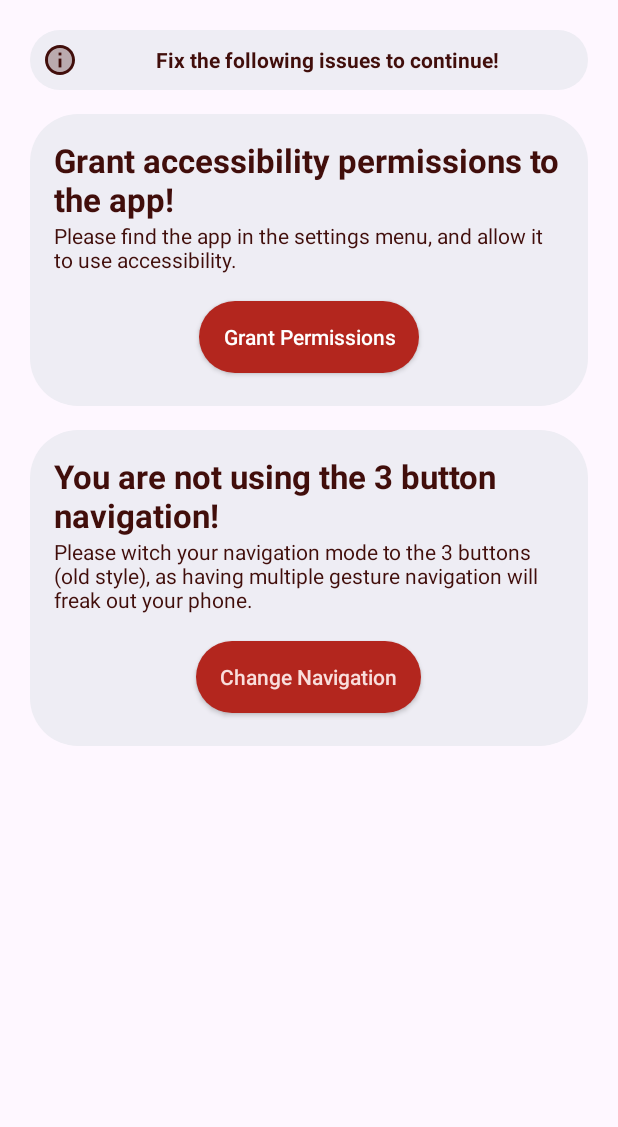
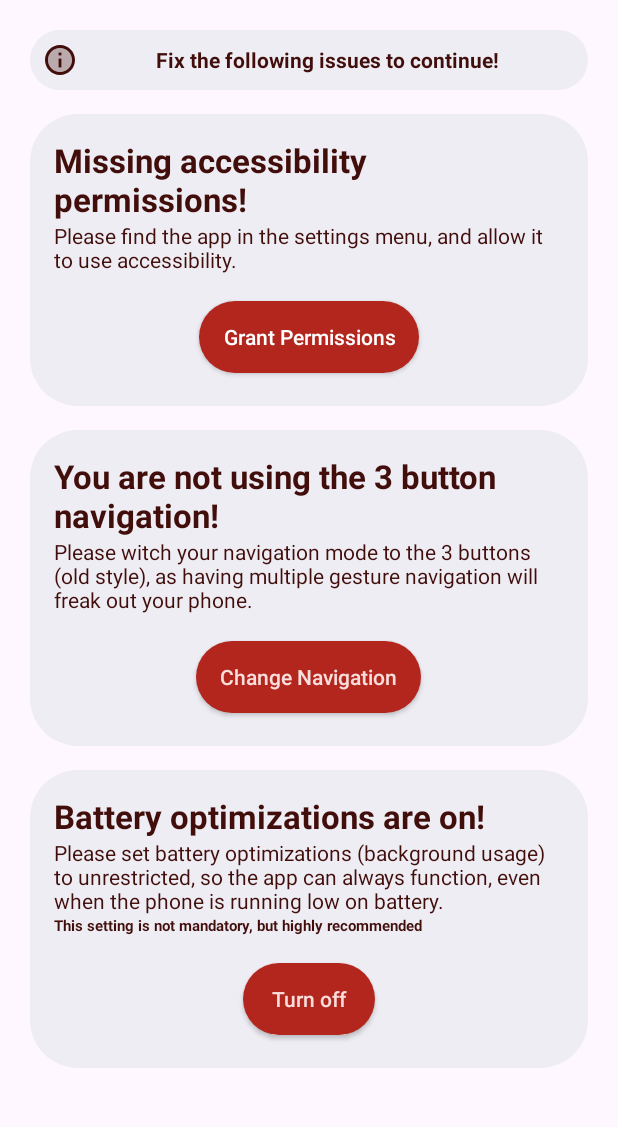
Before and after one commit to domedav/GestureNavigation, an Android app: the screen it shows after launch (MainActivity), on a phone screen of 412 x 824 dp, the part 83-1210 px from its top. Run offline under Robolectric (Android 15) with nearby library versions, the phone set to English and light mode, and no system bars.

Commit message:
Battery optimizations turn off split screen for devices under android 12, and all apps menu if >=

```diff
--- a/app/src/main/AndroidManifest.xml
+++ b/app/src/main/AndroidManifest.xml
@@ -1,7 +1,7 @@
 <?xml version="1.0" encoding="utf-8"?>
 <manifest xmlns:android="http://schemas.android.com/apk/res/android"
     xmlns:tools="http://schemas.android.com/tools" >
-
+    <uses-permission android:name="android.permission.REQUEST_IGNORE_BATTERY_OPTIMIZATIONS" />
     <application
         android:allowBackup="true"
         android:appCategory="accessibility"
--- a/app/src/main/java/com/domedav/gesturenavigationonsteroids/MainActivity.java
+++ b/app/src/main/java/com/domedav/gesturenavigationonsteroids/MainActivity.java
@@ -12,6 +12,9 @@ import androidx.appcompat.view.ContextThemeWrapper;
 import androidx.core.graphics.Insets;
 import androidx.core.view.ViewCompat;
 import androidx.core.view.WindowInsetsCompat;
+
+import com.domedav.gesturenavigationonsteroids.checker.AccessibilityCheckUtils;
+import com.domedav.gesturenavigationonsteroids.checker.BatteryCheckUtils;
 import com.domedav.gesturenavigationonsteroids.service.GestureAccessibilityService;
 import com.google.android.material.color.DynamicColors;
 import com.google.android.material.dialog.MaterialAlertDialogBuilder;
@@ -54,6 +57,12 @@ public class MainActivity extends AppCompatActivity {
 				return;
 			}
 			Intent intent = new Intent(Settings.ACTION_DISPLAY_SETTINGS);
+			intent.addFlags(Intent.FLAG_ACTIVITY_NEW_TASK);
+			getApplicationContext().startActivity(intent);
+		});
+
+		findViewById(R.id.battery_unoptimal_button).setOnClickListener(v -> {
+			Intent intent = new Intent(Settings.ACTION_IGNORE_BATTERY_OPTIMIZATION_SETTINGS);
 			intent.addFlags(Intent.FLAG_ACTIVITY_NEW_TASK);
 			getApplicationContext().startActivity(intent);
 		});
@@ -118,8 +127,12 @@ public class MainActivity extends AppCompatActivity {
 		return AccessibilityCheckUtils.isThreeButtonNavigationEnabled(getApplicationContext());
 	}
 
+	private boolean hasTurnedOffBatteryOptimizations(){
+		return BatteryCheckUtils.isBatteryOptmizationsOff(getApplicationContext());
+	}
+
 	private void checkAbleToProceed(){
-		if(hasEnabledAccessibilityService() && hasEnabledThreeButtonNavigation()){
+		if(hasEnabledAccessibilityService() && hasEnabledThreeButtonNavigation() && hasTurnedOffBatteryOptimizations()){
 			Intent intent = new Intent(getApplicationContext(), GestureAccessibilityService.class);
 			startService(intent);
 		}
@@ -133,6 +146,10 @@ public class MainActivity extends AppCompatActivity {
 		findViewById(R.id.navigation_wrong_popup).setVisibility(!visible ? View.VISIBLE : View.GONE);
 	}
 
+	private void setVisibilityOfBatteryOptimizationPopup(boolean visible) {
+		findViewById(R.id.navigation_batteryopotimize_popup).setVisibility(!visible ? View.VISIBLE : View.GONE);
+	}
+
 	private void setVisibilityOfMainContent(boolean visible){
 		findViewById(R.id.main_issues_popups_notifier).setVisibility(!visible ? View.VISIBLE : View.GONE);
 
@@ -142,6 +159,7 @@ public class MainActivity extends AppCompatActivity {
 	private void setupUI(){
 		setVisibilityOfAccessibilityMissingPopup(hasEnabledAccessibilityService());
 		setVisibilityOfThreeButtonNavigationPopup(hasEnabledThreeButtonNavigation());
+		setVisibilityOfBatteryOptimizationPopup(hasTurnedOffBatteryOptimizations());
 		setVisibilityOfMainContent(hasEnabledAccessibilityService() && hasEnabledThreeButtonNavigation());
 		checkAbleToProceed();
 	}
--- a/app/src/main/java/com/domedav/gesturenavigationonsteroids/AccessibilityCheckUtils.java
+++ b/app/src/main/java/com/domedav/gesturenavigationonsteroids/checker/AccessibilityCheckUtils.java
@@ -1,4 +1,4 @@
-package com.domedav.gesturenavigationonsteroids;
+package com.domedav.gesturenavigationonsteroids.checker;
 import android.accessibilityservice.AccessibilityServiceInfo;
 import android.content.Context;
 import android.provider.Settings;
--- /dev/null
+++ b/app/src/main/java/com/domedav/gesturenavigationonsteroids/checker/BatteryCheckUtils.java
@@ -0,0 +1,14 @@
+package com.domedav.gesturenavigationonsteroids.checker;
+
+import android.content.Context;
+import android.os.PowerManager;
+
+import androidx.annotation.NonNull;
+
+public class BatteryCheckUtils {
+	public static boolean isBatteryOptmizationsOff(@NonNull Context context){
+		PowerManager powerManager = (PowerManager)context.getSystemService(Context.POWER_SERVICE);
+		var packageName = context.getPackageName();
+		return powerManager.isIgnoringBatteryOptimizations(packageName);
+	}
+}
--- a/app/src/main/java/com/domedav/gesturenavigationonsteroids/service/GestureAccessibilityService.java
+++ b/app/src/main/java/com/domedav/gesturenavigationonsteroids/service/GestureAccessibilityService.java
@@ -321,7 +321,7 @@ public class GestureAccessibilityService extends AccessibilityService implements
 			}
 		} else if (pointerExecutionCount == 2) {
 			// two pointer events
-			if(deltaY[1] > 25 && velocityY[1] >= 10){
+			if(deltaY[1] >= 25 && velocityY[1] >= 10){
 				Intent intent = new Intent();
 				intent.setAction("android.media.action.STILL_IMAGE_CAMERA");
 				intent.addFlags(Intent.FLAG_ACTIVITY_NEW_TASK);
@@ -330,8 +330,12 @@ public class GestureAccessibilityService extends AccessibilityService implements
 				} catch (Exception ignored) {
 				}
 			}
-			else if(deltaY[1] < -10 && deltaY[0] > 25){
-				performGlobalAction(GLOBAL_ACTION_ACCESSIBILITY_ALL_APPS);
+			else if(deltaY[1] < -10){
+				if(Build.VERSION.SDK_INT >= Build.VERSION_CODES.S){
+					performGlobalAction(GLOBAL_ACTION_ACCESSIBILITY_ALL_APPS);
+					return;
+				}
+				performGlobalAction(GLOBAL_ACTION_TOGGLE_SPLIT_SCREEN);
 			}
 		}
 	}
--- a/app/src/main/res/layout/activity_main.xml
+++ b/app/src/main/res/layout/activity_main.xml
@@ -203,7 +203,56 @@
 						android:textAllCaps="false"
 						android:textSize="?attr/textSizeSmall"/>
 				</androidx.appcompat.widget.LinearLayoutCompat>
-
+				<androidx.appcompat.widget.LinearLayoutCompat
+					android:id="@+id/navigation_batteryopotimize_popup"
+					android:layout_width="match_parent"
+					android:layout_height="wrap_content"
+					android:orientation="vertical"
+					android:paddingTop="16dp"
+					android:paddingEnd="16dp"
+					android:paddingBottom="16dp"
+					android:paddingStart="16dp"
+					android:layout_marginStart="12dp"
+					android:layout_marginEnd="12dp"
+					android:layout_marginTop="16dp"
+					android:backgroundTint="?attr/colorSurfaceContainer"
+					android:background="@drawable/rounded_container">
+					<androidx.appcompat.widget.AppCompatTextView
+						android:layout_width="wrap_content"
+						android:layout_height="wrap_content"
+						android:textSize="?attr/textSizeMedium"
+						android:text="@string/main_missingperms_battery"
+						android:textColor="?attr/colorOnErrorContainer"
+						android:textStyle="bold"/>
+					<androidx.appcompat.widget.AppCompatTextView
+						android:layout_width="wrap_content"
+						android:layout_height="wrap_content"
+						android:textSize="?attr/textSizeSmall"
+						android:text="@string/main_missingperms_battery_description"
+						android:textColor="?attr/colorOnErrorContainer"/>
+					<androidx.appcompat.widget.AppCompatTextView
+						android:layout_width="wrap_content"
+						android:layout_height="wrap_content"
+						android:textSize="?attr/textSizeHint"
+						android:textStyle="bold"
+						android:text="@string/main_missingperms_not_mandatory_title"
+						android:textColor="?attr/colorOnErrorContainer"/>
+					<androidx.appcompat.widget.AppCompatButton
+						android:id="@+id/battery_unoptimal_button"
+						android:layout_gravity="center"
+						android:layout_marginTop="18dp"
+						android:paddingStart="16dp"
+						android:paddingEnd="16dp"
+						android:layout_marginBottom="6dp"
+						android:layout_width="wrap_content"
+						android:layout_height="wrap_content"
+						android:background="@drawable/button_background"
+						android:backgroundTint="?attr/colorError"
+						android:textColor="?attr/colorErrorContainer"
+						android:text="@string/main_missingperms_battery_button"
+						android:textAllCaps="false"
+						android:textSize="?attr/textSizeSmall"/>
+				</androidx.appcompat.widget.LinearLayoutCompat>
 
 
 
--- a/app/src/main/res/values/attrs.xml
+++ b/app/src/main/res/values/attrs.xml
@@ -7,5 +7,6 @@
 		<attr name="textSizeBig" format="dimension"/>
 		<attr name="textSizeMedium" format="dimension"/>
 		<attr name="textSizeSmall" format="dimension"/>
+		<attr name="textSizeHint" format="dimension"/>
 	</declare-styleable>
 </resources>
--- a/app/src/main/res/values/strings.xml
+++ b/app/src/main/res/values/strings.xml
@@ -20,11 +20,17 @@
 	<string name="main_relaunch_service_positive_button">Proceed</string>
 	<string name="main_relaunch_service_negative_button">Cancel</string>
 
-	<string name="main_missingperms_accessibility">Grant accessibility permissions to the app!</string>
+	<string name="main_missingperms_accessibility">Missing accessibility permissions!</string>
 	<string name="main_missingperms_accessibility_description">Please find the app in the settings menu, and allow it to use accessibility.</string>
 	<string name="main_missingperms_accessibility_button">Grant Permissions</string>
 
 	<string name="main_missingperms_navigation">You are not using the 3 button navigation!</string>
 	<string name="main_missingperms_navigation_description">Please witch your navigation mode to the 3 buttons (old style), as having multiple gesture navigation will freak out your phone.</string>
 	<string name="main_missingperms_navigation_button">Change Navigation</string>
+
+	<string name="main_missingperms_battery">Battery optimizations are on!</string>
+	<string name="main_missingperms_battery_description">Please set battery optimizations (background usage) to unrestricted, so the app can always function, even when the phone is running low on battery.</string>
+	<string name="main_missingperms_battery_button">Turn off</string>
+
+	<string name="main_missingperms_not_mandatory_title">This setting is not mandatory, but highly recommended</string>
 </resources>
--- a/app/src/main/res/values/themes.xml
+++ b/app/src/main/res/values/themes.xml
@@ -9,6 +9,7 @@
 		<item name="textSizeBig">32sp</item>
 		<item name="textSizeMedium">22sp</item>
 		<item name="textSizeSmall">14sp</item>
+		<item name="textSizeHint">10sp</item>
 		<item name="android:textColor">?attr/colorOnBackground</item>
 		<item name="backgroundColor">?attr/backgroundColor</item>
 	</style>
```
